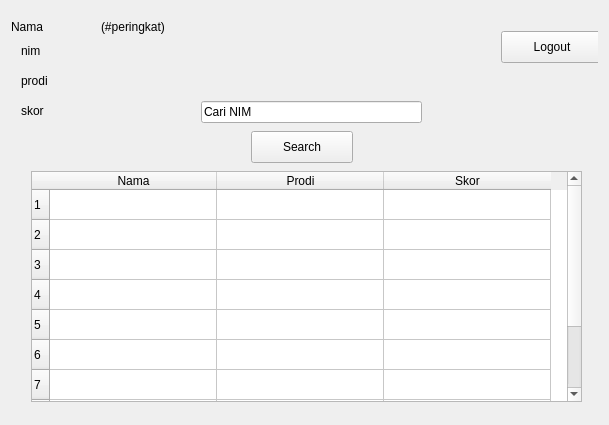
The window that main.ui (Najer-jril/app1) describes before a commit, drawn with Qt 5.
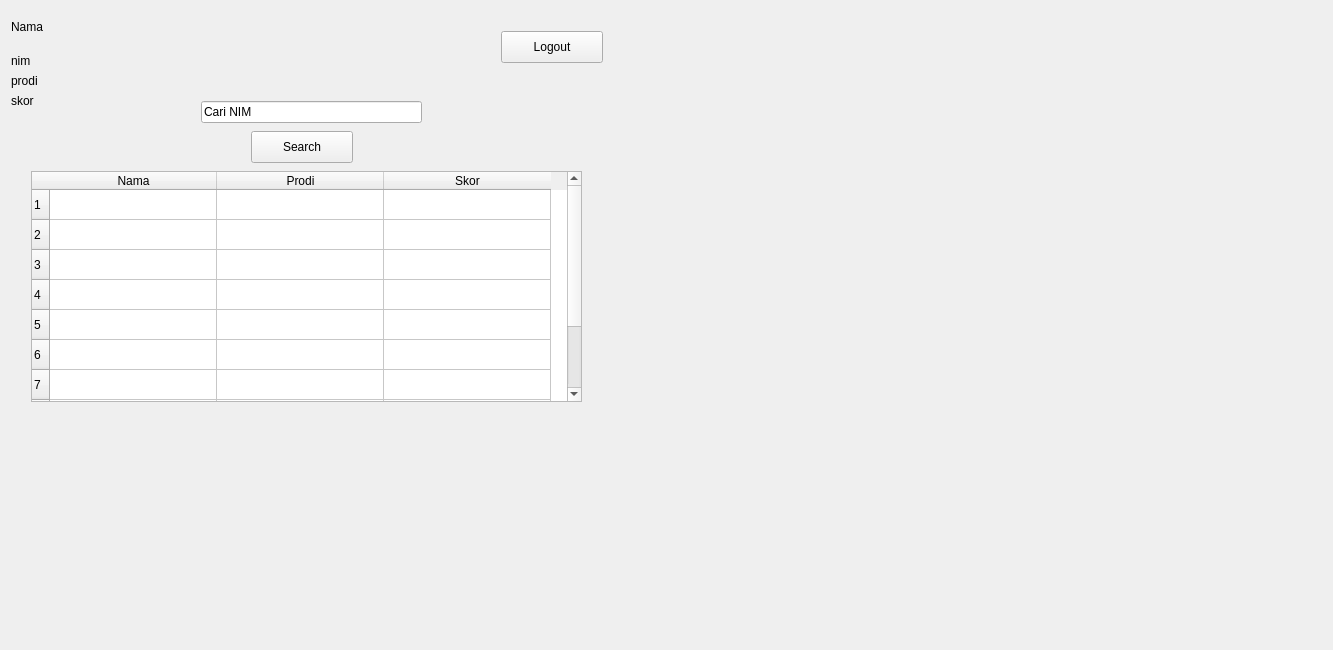
The same window after the commit. The open tabs and pages were chosen to show the change. Custom widgets are drawn as their Qt base class.

Diff of the .ui file:
```diff
--- a/main.ui
+++ b/main.ui
@@ -6,10 +6,16 @@
    <rect>
     <x>0</x>
     <y>0</y>
-    <width>609</width>
-    <height>425</height>
+    <width>1333</width>
+    <height>650</height>
    </rect>
   </property>
+  <property name="sizePolicy">
+   <sizepolicy hsizetype="Fixed" vsizetype="Fixed">
+    <horstretch>0</horstretch>
+    <verstretch>0</verstretch>
+   </sizepolicy>
+  </property>
   <property name="windowTitle">
    <string>Form</string>
   </property>
@@ -19,6 +25,12 @@
    </property>
    <item>
     <widget class="QStackedWidget" name="stackedWidget">
+     <property name="sizePolicy">
+      <sizepolicy hsizetype="Ignored" vsizetype="Ignored">
+       <horstretch>0</horstretch>
+       <verstretch>0</verstretch>
+      </sizepolicy>
+     </property>
      <property name="currentIndex">
       <number>0</number>
      </property>
@@ -396,7 +408,7 @@
       <widget class="BodyLabel" name="BodyLabel_46">
        <property name="geometry">
         <rect>
-         <x>10</x>
+         <x>0</x>
          <y>60</y>
          <width>63</width>
          <height>19</height>
@@ -409,8 +421,8 @@
       <widget class="BodyLabel" name="BodyLabel_47">
        <property name="geometry">
         <rect>
-         <x>10</x>
-         <y>90</y>
+         <x>0</x>
+         <y>80</y>
          <width>63</width>
          <height>19</height>
         </rect>
@@ -419,24 +431,11 @@
         <string>skor</string>
        </property>
       </widget>
-      <widget class="TitleLabel" name="TitleLabel_11">
+      <widget class="BodyLabel" name="nimUser">
        <property name="geometry">
         <rect>
-         <x>90</x>
-         <y>0</y>
-         <width>161</width>
-         <height>31</height>
-        </rect>
-       </property>
-       <property name="text">
-        <string>(#peringkat)</string>
-       </property>
-      </widget>
-      <widget class="BodyLabel" name="BodyLabel_48">
-       <property name="geometry">
-        <rect>
-         <x>10</x>
-         <y>30</y>
+         <x>0</x>
+         <y>40</y>
          <width>63</width>
          <height>19</height>
         </rect>
```
Left out of the diff: 10 changed lines with no effect on the pictures.
